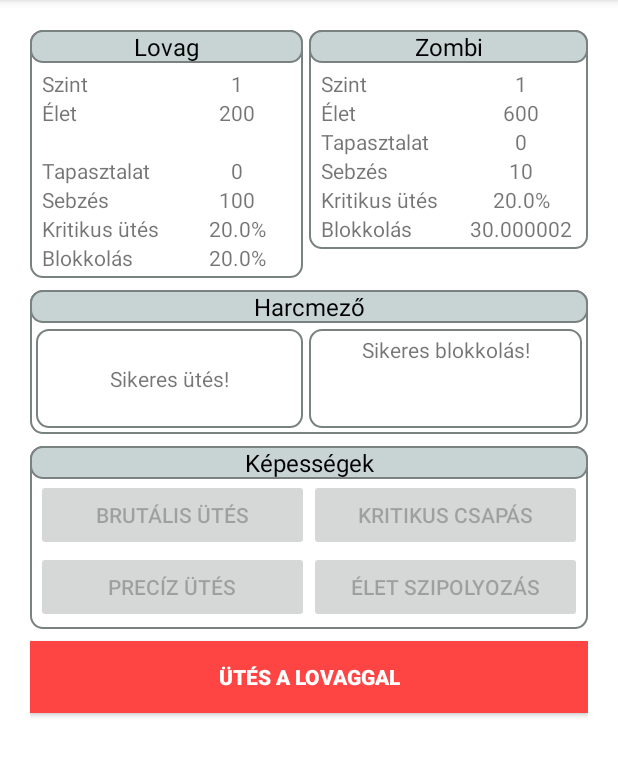
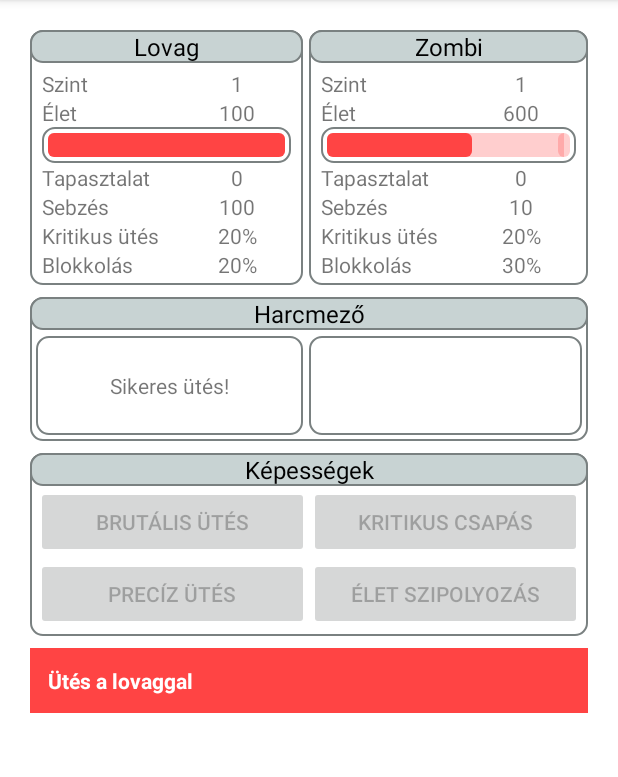
Before and after one commit to johnnypowa/knightvszombie, an Android app: the screen it shows after launch (MainActivity), after a tap on "ÉLET SZIPOLYOZÁS", on a phone screen of 412 x 824 dp, the part 84-861 px from its top. Run offline under Robolectric (Android 15) with nearby library versions, the phone set to English and light mode, and no system bars; 3 other taps on this screen came first.

```diff
--- a/app/src/main/java/com/example/tanuls2/model/Character.kt
+++ b/app/src/main/java/com/example/tanuls2/model/Character.kt
@@ -1,9 +1,10 @@
 package com.example.tanuls2.model
 
 open class Character (var experience:Int,
-                var health: Int,
-                var level:Int,
-                var damage:Int,
-                var criticalHitChance: Float,
-                var blockChance: Float){
+                      var currentHealth: Int,
+                      var maxHealth:Int,
+                      var level:Int,
+                      var damage:Int,
+                      var criticalHitChance: Float,
+                      var blockChance: Float){
 }
--- a/app/src/main/java/com/example/tanuls2/model/Knight.kt
+++ b/app/src/main/java/com/example/tanuls2/model/Knight.kt
@@ -1,6 +1,7 @@
 package com.example.tanuls2.model
 
 class Knight() : Character(0,
+                            100,
                             100,
                             1,
                             100,
--- a/app/src/main/java/com/example/tanuls2/model/Zombie.kt
+++ b/app/src/main/java/com/example/tanuls2/model/Zombie.kt
@@ -1,6 +1,7 @@
 package com.example.tanuls2.model
 
 class Zombie():Character(0,
+                        1000,
                         1000,
                         1,
                         10,
--- a/app/src/main/java/com/example/tanuls2/ui/MainActivity.kt
+++ b/app/src/main/java/com/example/tanuls2/ui/MainActivity.kt
@@ -1,10 +1,8 @@
 package com.example.tanuls2.ui
 
-import android.annotation.SuppressLint
-import android.content.DialogInterface
+
 import androidx.appcompat.app.AppCompatActivity
 import android.os.Bundle
-import android.widget.Toast
 import androidx.appcompat.app.AlertDialog
 import com.example.tanuls2.R
 import com.example.tanuls2.model.Character
@@ -17,52 +15,109 @@ class MainActivity : AppCompatActivity() {
 
     val myKnight = Knight()
     val enemyZombie = Zombie()
+    var defeatAlertdialog: AlertDialog? = null
+    var victoryAlertdialog: AlertDialog? = null
     //val strongZombie = Zombie(health = 2000)
+
+    override fun onCreate(savedInstanceState: Bundle?) {
+        super.onCreate(savedInstanceState)
+        setContentView(R.layout.activity_main)
+
+        setupHealthBar()
+        createDefeatPopup()
+        createVictoryPopup()
+        printKnightParameter(myKnight)
+        printZombieParameter(enemyZombie)
+
+        knightHitId.setOnClickListener {
+            if (myKnight.currentHealth > 0 || enemyZombie.currentHealth > 0) {
+                hitWith(myKnight)
+                hitWith(enemyZombie)
+                setupHealthBar()
+            }
+        }
+
+        knightSkill1Id.setOnClickListener {
+            clearZombieHitResults()
+            hitWith(myKnight, extraDamage = 100)
+            printKnightParameter(myKnight)
+            printZombieParameter(enemyZombie)
+            knightSkill1Id.isEnabled = false
+            setupHealthBar()
+        }
+
+        knightSkill2Id.setOnClickListener {
+            clearZombieHitResults()
+            skillExtraCriticalHitChance()
+            setupHealthBar()
+        }
+
+        knightSkill3Id.setOnClickListener {
+            clearZombieHitResults()
+            skillEliminateBlockChance()
+            setupHealthBar()
+        }
+
+        knightSkill4Id.setOnClickListener {
+            clearZombieHitResults()
+            skillBloodSiphon()
+            setupHealthBar()
+        }
+    }
 
     fun printKnightParameter(knight: Knight) {
         knightLevelValue.text = knight.level.toString()
-        knightHealthValue.text = knight.health.toString()
+        knightHealthValue.text = knight.currentHealth.toString()
         knightExperienceValue.text = knight.experience.toString()
         knightDamageValue.text = knight.damage.toString()
-        knightCriticalHitChanceValue.text = (knight.criticalHitChance*100).toString()+getString(R.string.szazalek_jelölés)
-        knightBlockChanceValue.text = (knight.blockChance*100).toString()+getString(R.string.szazalek_jelölés)
+        knightCriticalHitChanceValue.text =
+            getString(R.string.percentage_value, (knight.criticalHitChance * 100).toInt())
+        knightBlockChanceValue.text =
+            getString(R.string.percentage_value, (knight.blockChance * 100).toInt())
     }
 
 
     fun printZombieParameter(zombie: Zombie) {
         enemyLevelValue.text = zombie.level.toString()
-        enemyHealthValue.text = zombie.health.toString()
+        enemyHealthValue.text = zombie.currentHealth.toString()
         enemyExperienceValue.text = zombie.experience.toString()
         enemyDamageValue.text = zombie.damage.toString()
-        enemyCriticalHitChanceValue.text = (zombie.criticalHitChance*100).toString()+getString(R.string.szazalek_jelölés)
-        enemyBlockChanceValue.text = (zombie.blockChance*100).toString()+getString(R.string.szazalek_jelölés)
+        enemyCriticalHitChanceValue.text =
+            getString(R.string.percentage_value, (zombie.criticalHitChance * 100).toInt())
+        enemyBlockChanceValue.text =
+            getString(R.string.percentage_value, (zombie.blockChance * 100).toInt())
+
     }
 
-    fun showVictoryPopup() {
-        AlertDialog.Builder(this)
+    fun createVictoryPopup() {
+        victoryAlertdialog=AlertDialog.Builder(this)
             .setMessage("Megölted a ellenfeled, gratulálok! Szépp munka!")
             .setTitle("Győzelem!")
+
             .setPositiveButton("Király! Kérem a következőt!") { dialog, p1 ->
+                knightHitId.isEnabled = false
                 dialog.dismiss()
+                setUpVictoryStart()
+                knightHitId.isEnabled = true
             }
             .setCancelable(false)
             .create()
-            .show()
+
 
         //Toast.makeText(this,"ez egy szöveg", Toast.LENGTH_LONG).show()
     }
 
-    fun showDefeatPopup() {
-        AlertDialog.Builder(this)
+
+    fun createDefeatPopup() {
+        defeatAlertdialog = AlertDialog.Builder(this)
             .setMessage("Gratulálok meghaltál!")
             .setTitle("Lúzer!")
             .setPositiveButton("Persze, megpróbálom újra.") { dialog, p1 ->
                 dialog.dismiss()
+                setUpDefeatStart()
             }
             .setCancelable(false)
             .create()
-            .show()
-
         //Toast.makeText(this,"ez egy szöveg", Toast.LENGTH_LONG).show()
     }
 
@@ -73,44 +128,47 @@ class MainActivity : AppCompatActivity() {
         knightSkill4Id.isEnabled = true
     }
 
-    //fun printParameters() {
-    //    knightParameterId.text =
-    //       "Lovag\nSzint: " + myKnight.level.toString() + "\nÉlet: " + myKnight.health.toString() + "\nTapasztalat: " + myKnight.experience.toString() + "\nSebzés: " + myKnight.damage.toString() + "\nKritikus ütés: " + myKnight.criticalHitChance.toString() + "\nBlokkolás: " + myKnight.blockChance.toString()
-    //   zombieParameterId.text =
-    //       "Zombi\nSzint: " + enemyZombie.level.toString() + "\nÉlet: " + enemyZombie.health.toString() + "\nTapasztalat: " + enemyZombie.experience.toString() + "\nSebzés: " + enemyZombie.damage.toString() + "\nKritikus ütés: " + enemyZombie.criticalHitChance.toString() + "\nBlokkolás: " + enemyZombie.blockChance.toString()
-    //}
+    fun setUpVictoryStart() {
+        enemyZombie.currentHealth = enemyZombie.maxHealth
+        myKnight.currentHealth = myKnight.maxHealth
+        myKnight.experience += 50
+        clearZombieHitResults()
+        clearKnightHitResults()
+        knightHitResultId.text = getString(R.string.start_fight)
+        printKnightParameter(myKnight)
+        printZombieParameter(enemyZombie)
+        skillsEnable()
+        setupHealthBar()
+    }
 
-    fun checkHealthStatus(character: Character) {
-        when (character) {
-            is Knight -> {
-
-                if (myKnight.health < 1) {
-                    enemyZombie.health = 1000
-                    myKnight.health = 100
+    fun setUpDefeatStart() {
+        enemyZombie.currentHealth = enemyZombie.maxHealth
+        myKnight.currentHealth = myKnight.maxHealth
         myKnight.experience -= 50
         clearZombieHitResults()
         clearKnightHitResults()
         knightHitResultId.text = getString(R.string.start_fight)
         printKnightParameter(myKnight)
         printZombieParameter(enemyZombie)
-                    showDefeatPopup()
         skillsEnable()
+        setupHealthBar()
     }
 
+    fun checkHealthStatus(character: Character) {
+
+        when (character) {
+            is Knight -> {
+                if (myKnight.currentHealth <= 0) {
+                    if (defeatAlertdialog?.isShowing == false) {
+                        defeatAlertdialog?.show()
+                    }
+                }
             }
             is Zombie -> {
-
-                if (enemyZombie.health < 1) {
-                    enemyZombie.health = 1000
-                    myKnight.health = 100
-                    myKnight.experience += 50
-                    clearZombieHitResults()
-                    clearKnightHitResults()
-                    knightHitResultId.text = getString(R.string.start_fight)
-                    printKnightParameter(myKnight)
-                    printZombieParameter(enemyZombie)
-                    showVictoryPopup()
-                    skillsEnable()
+                if (victoryAlertdialog?.isShowing == false) {
+                    if (enemyZombie.currentHealth <= 0) {
+                        victoryAlertdialog?.show()
+                    }
                 }
 
             }
@@ -122,10 +180,17 @@ class MainActivity : AppCompatActivity() {
         return randomValue / 100f
     }
 
-    //fun healthBar (){
-      //  val knightMaxHealth  = Knight.health
+    fun setupHealthBar() {
+        knightHealthBar.apply {
+            max = myKnight.maxHealth
+            progress = myKnight.currentHealth
+        }
+        zombieHealthBar.apply {
+            max = enemyZombie.maxHealth
+            progress = enemyZombie.currentHealth
+        }
 
-    //}
+    }
 
     fun criticalHit(character: Character): Boolean? {
         return when (character) {
@@ -140,13 +205,6 @@ class MainActivity : AppCompatActivity() {
             }
         }
     }
-
-    //fun knightCriticalHit(): Boolean {
-    //    return randomValueGenerator() <= myKnight.criticalHitChance
-    //}
-    //fun zombieCriticalHit(): Boolean {
-    //   return randomValueGenerator() <= enemyZombie.criticalHitChance
-    //}
 
     fun blockChance(character: Character): Boolean? {
         return when (character) {
@@ -183,30 +241,33 @@ class MainActivity : AppCompatActivity() {
     }
 
     fun skillBloodSiphon() {
-        val actualHealthOfEnemy = enemyZombie.health
+        val actualHealthOfEnemy = enemyZombie.currentHealth
         hitWith(myKnight)
-        myKnight.health += (actualHealthOfEnemy - enemyZombie.health)
+        val modifiedHealth =
+            myKnight.currentHealth + (actualHealthOfEnemy - enemyZombie.currentHealth)
+        myKnight.currentHealth = when (modifiedHealth >= myKnight.maxHealth) {
+            true -> {
+                myKnight.maxHealth
+            }
+            else -> {
+                modifiedHealth
+            }
+
+        }
         printKnightParameter(myKnight)
         printZombieParameter(enemyZombie)
         knightSkill4Id.isEnabled = false
     }
 
-    //fun knightBlockChance(): Boolean {
-    //   return randomValueGenerator() <= myKnight.blockChance
-    //}
-    //fun zombieBlockChance(): Boolean {
-    //   return randomValueGenerator() <= enemyZombie.blockChance
-    //}
-
     fun clearKnightHitResults() {
         knightHitResultId.text = ""
-        knightDefenseResultId.text = ""
+        zombieDefenseResultId.text = ""
         knightCriticalHitResultId.text = ""
     }
 
     fun clearZombieHitResults() {
         zombieHitResultId.text = ""
-        zombieDefenseResultId.text = ""
+        knightDefenseResultId.text = ""
         zombieCriticalHitResultId.text = ""
     }
 
@@ -216,16 +277,17 @@ class MainActivity : AppCompatActivity() {
                 clearKnightHitResults()
                 if (blockChance(enemyZombie) == true) {
                     zombieDefenseResultId.text = getString(R.string.successfull_block)
+                    knightHitResultId.text = getString(R.string.notsuccessfull_hit)
                 } else {
                     if (criticalHit(myKnight) == true) {
                         //enemyZombie.health = enemyZombie.health - myKnight.damage * 2
-                        enemyZombie.health -= myKnight.damage * 2 + extraDamage
+                        enemyZombie.currentHealth -= myKnight.damage * 2 + extraDamage
                         knightHitResultId.text =
                             getString(R.string.successfull_hit)
                         knightCriticalHitResultId.text =
                             getString(R.string.critical_hit)
                     } else {
-                        enemyZombie.health -= myKnight.damage + extraDamage
+                        enemyZombie.currentHealth -= myKnight.damage + extraDamage
                         knightHitResultId.text = getString(R.string.successfull_hit)
                     }
                 }
@@ -234,15 +296,16 @@ class MainActivity : AppCompatActivity() {
                 clearZombieHitResults()
                 if (blockChance(myKnight) == true) {
                     knightDefenseResultId.text = getString(R.string.successfull_block)
+                    zombieHitResultId.text = getString(R.string.notsuccessfull_hit)
                 } else {
                     if (criticalHit(enemyZombie) == true) {
-                        myKnight.health -= enemyZombie.damage * 2
+                        myKnight.currentHealth -= enemyZombie.damage * 2
                         zombieHitResultId.text =
                             getString(R.string.successfull_hit)
                         zombieCriticalHitResultId.text =
                             getString(R.string.critical_hit)
                     } else {
-                        myKnight.health -= enemyZombie.damage
+                        myKnight.currentHealth -= enemyZombie.damage
                         zombieHitResultId.text = getString(R.string.successfull_hit)
                     }
                 }
@@ -251,76 +314,7 @@ class MainActivity : AppCompatActivity() {
         }
         printZombieParameter(enemyZombie)
         printKnightParameter(myKnight)
-    }
-
-    override fun onCreate(savedInstanceState: Bundle?) {
-        super.onCreate(savedInstanceState)
-        setContentView(R.layout.activity_main)
-
-        printKnightParameter(myKnight)
-        printZombieParameter(enemyZombie)
-
-        knightHitId.setOnClickListener {
-            hitWith(myKnight)
-            hitWith(enemyZombie)
         checkHealthStatus(enemyZombie)
         checkHealthStatus(myKnight)
     }
-
-        knightSkill1Id.setOnClickListener {
-            hitWith(myKnight, extraDamage = 100)
-            printKnightParameter(myKnight)
-            printZombieParameter(enemyZombie)
-            knightSkill1Id.isEnabled = false
 }
-
-        knightSkill2Id.setOnClickListener {
-            skillExtraCriticalHitChance()
-        }
-
-        knightSkill3Id.setOnClickListener {
-            skillEliminateBlockChance()
-        }
-
-        knightSkill4Id.setOnClickListener {
-            skillBloodSiphon()
-        }
-
-        //val knightHitChance = randomValueGenerator()
-        //val zombieHitChance = randomValueGenerator()
-
-        //if (knightHitChance< myKnight.hitRate) {
-
-        // knightFightResultId.text = "Lovag találati ráta: $knightHitChance\n"+getString(R.string.successfull_hit)+"\n-" + myKnight.damage + " sebzés"
-        //enemyZombie.health = enemyZombie.health-myKnight.damage
-        //printParameters()
-        //} else {
-
-        // if (zombieHitChance < enemyZombie.hitRate) {
-        //     knightFightResultId.text = "Lovag találati ráta: $knightHitChance\n" + getString(R.string.notsuccessfull_hit)
-        //   zombieFightResultId.text = "Zombi találati ráta: $zombieHitChance\n" + getString(R.string.successfull_hit)+"\n-" + enemyZombie.damage + " sebzés"
-        //    myKnight.health = myKnight.health - enemyZombie.damage
-        //     printParameters()
-        // } else {
-        //     knightFightResultId.text = "Találati ráta: $knightHitChance\n" + getString(R.string.notsuccessfull_hit)
-        //    zombieFightResultId.text = "Zombi találati ráta: $zombieHitChance\n" + getString(R.string.notsuccessfull_hit)
-        //    printParameters()
-        // }
-        //}
-
-        // if (enemyZombie.health < 1 ){
-        //    enemyZombie.health = 100
-        //    myKnight.health = 100
-        //     myKnight.experience = myKnight.experience+50
-        //    knightFightResultId.text = ""
-        //    zombieFightResultId.text = getString(R.string.start_fight)
-
-        //    printParameters()
-
-        // }else{
-
-        // }
-
-
-    }
-}
--- a/app/src/main/res/layout/activity_main.xml
+++ b/app/src/main/res/layout/activity_main.xml
@@ -108,22 +108,18 @@
                         <LinearLayout
                             android:layout_width="match_parent"
                             android:layout_height="wrap_content"
+                            android:background="@drawable/rounded_background_white"
+                            android:padding="@dimen/gap_4"
                             android:orientation="horizontal"
-                            android:backgroundTintMode="multiply"
                             >
 
-                            <TextView
-                                android:id="@+id/knightHealthLabel1"
+                            <com.google.android.material.progressindicator.LinearProgressIndicator
+                                android:id="@+id/knightHealthBar"
                                 android:layout_width="match_parent"
                                 android:layout_height="wrap_content"
-                                android:layout_weight="20"
-                                 />
-
-                            <TextView
-                                android:id="@+id/knightHealthLabel2"
-                                android:layout_width="match_parent"
-                                android:layout_height="wrap_content"
-                                android:layout_weight="80"
+                                app:trackThickness="@dimen/gap_16"
+                                app:indicatorColor="@android:color/holo_red_light"
+                                app:trackCornerRadius="@dimen/gap_4"
                                 />
 
                         </LinearLayout>
@@ -309,6 +305,25 @@
                         <LinearLayout
                             android:layout_width="match_parent"
                             android:layout_height="wrap_content"
+                            android:background="@drawable/rounded_background_white"
+                            android:padding="@dimen/gap_4"
+                            android:orientation="horizontal"
+                            >
+
+                            <com.google.android.material.progressindicator.LinearProgressIndicator
+                                android:id="@+id/zombieHealthBar"
+                                android:layout_width="match_parent"
+                                android:layout_height="wrap_content"
+                                app:trackThickness="@dimen/gap_16"
+                                app:indicatorColor="@android:color/holo_red_light"
+                                app:trackCornerRadius="@dimen/gap_4"
+                                />
+
+                        </LinearLayout>
+
+                        <LinearLayout
+                            android:layout_width="match_parent"
+                            android:layout_height="wrap_content"
                             android:orientation="horizontal"
                             >
 
@@ -329,6 +344,8 @@
                                 android:textSize="@dimen/text_14" />
 
                         </LinearLayout>
+
+
 
                         <LinearLayout
                             android:layout_width="match_parent"
@@ -582,15 +599,17 @@
 
         </LinearLayout>
 
-        <androidx.appcompat.widget.AppCompatButton
+        <TextView
             android:id="@+id/knightHitId"
             android:layout_width="match_parent"
             android:layout_height="wrap_content"
             android:layout_marginVertical="@dimen/gap_8"
+            android:padding="@dimen/gap_12"
             android:text="@string/knight_hit"
             android:background="@android:color/holo_red_light"
             android:textColor="@color/white"
             android:textStyle="bold"
+
             />
 
     </LinearLayout>
--- a/app/src/main/res/values/strings.xml
+++ b/app/src/main/res/values/strings.xml
@@ -3,10 +3,11 @@
     <string name="zombie_hit">Ütés a zombival</string>
     <string name="knight_hit">Ütés a lovaggal</string>
     <string name="successfull_hit">Sikeres ütés!</string>
-    <string name="notsuccessfull_hit">Sikertelen ütés</string>
+    <string name="notsuccessfull_hit">Blokkolva!</string>
     <string name="start_fight">Kezd el a harcot!</string>
     <string name="successfull_block">Sikeres blokkolás!</string>
     <string name="critical_hit">Kritikus ütés!</string>
+
 
     <string name="knight_skill1">Brutális ütés</string>
     <string name="knight_skill2">Kritikus csapás</string>
@@ -23,5 +24,7 @@
     <string name="block_chance_label">Blokkolás</string>
     <string name="combat_section">Harcmező</string>
     <string name="skill_bar">Képességek</string>
-    <string name="szazalek_jelölés"> %</string>
+
+    <string name="percentage_value">%1$d%%</string>
+
 </resources>
```
Lines whose indentation alone changed are shown as unchanged.
